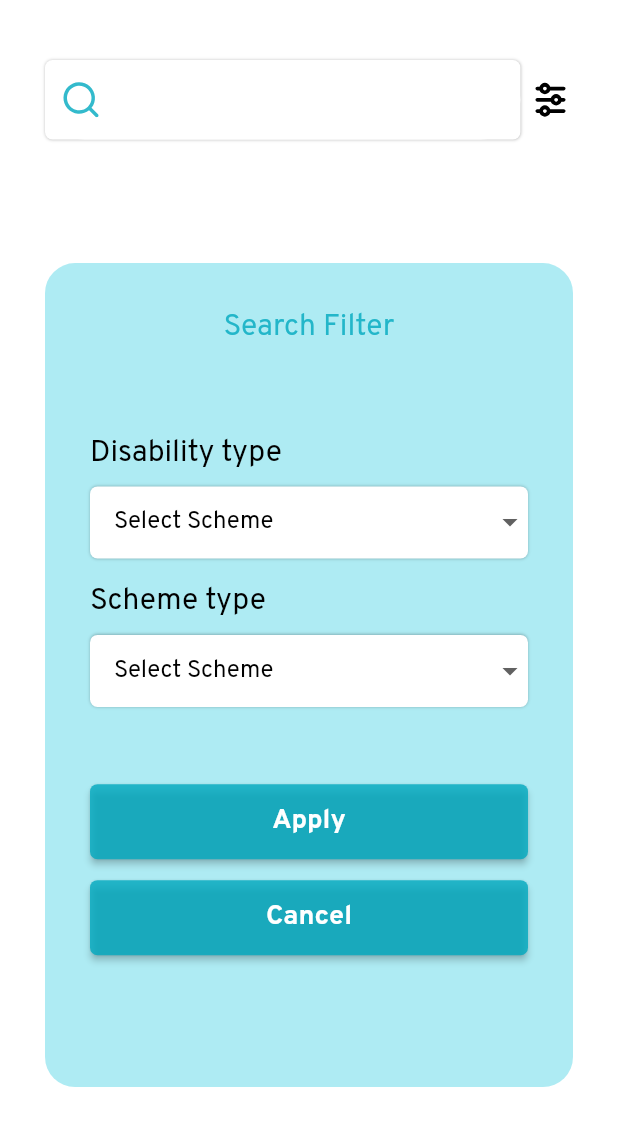
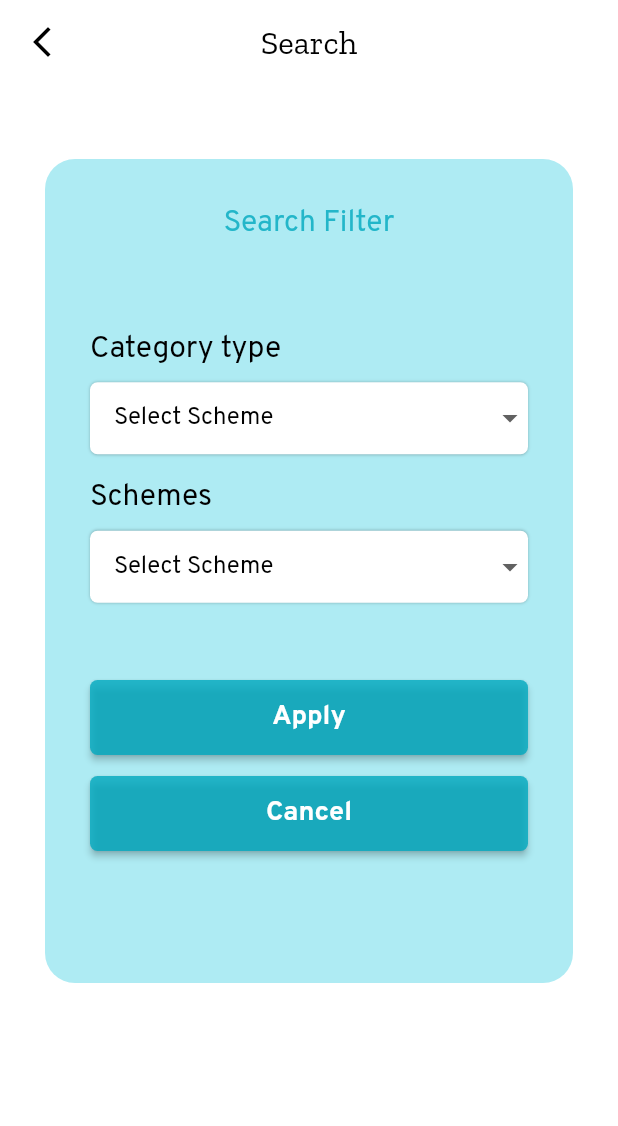
Before and after one commit to SHEKHAR02002/Scheme_Suvidha, a Flutter app: the Search screen opened directly, on a phone screen of 412 x 824 dp. Shown: the top 1126 px of the screen. Run offline on Flutter 3.47's test engine with Material 2 defaults, Android fonts, the phone set to English and light mode, and no system bars; drawn by our look-alikes of dropdown_button2; our stand-ins replace cached_network_image, carousel_slider, cloud_firestore, firebase_auth, firebase_core, firebase_messaging and 11 more; missing offline and left inert: firebase_app_check, tbib_splash_screen; accounts and stored records are empty; network calls fail; project files that could hold a hidden picture were left out.

```diff
--- a/lib/Screen/search.dart
+++ b/lib/Screen/search.dart
@@ -1,10 +1,8 @@
-
 import 'package:dropdown_button2/dropdown_button2.dart';
 import 'package:flutter/material.dart';
-import 'package:flutter_svg/flutter_svg.dart';
-import 'package:scheme/Screen/home.dart';
 import 'package:scheme/Theme/color.dart';
 import 'package:scheme/Theme/decoration.dart';
+import 'package:scheme/api/getscheme.dart';
 
 class Search extends StatefulWidget {
   const Search({super.key});
@@ -13,7 +11,7 @@ class Search extends StatefulWidget {
   State<Search> createState() => _SearchState();
 }
 
-class _SearchState extends State<Search> {
+List filterscheme = [];
 final List category = [
   "Select Scheme",
   "Health",
@@ -25,64 +23,50 @@ class _SearchState extends State<Search> {
 ];
 String? categorytype = "Select Scheme";
 
+Future getFilter({
+  required String filter,
+}) async {
+  filterscheme.addAll(await getSchemes(filter: filter));
+  print(filterscheme);
+}
+
+class _SearchState extends State<Search> {
   @override
   Widget build(BuildContext context) {
     double width = MediaQuery.of(context).size.width;
     double height = MediaQuery.of(context).size.height;
+
     return Scaffold(
-      body: SingleChildScrollView(
-          child: Padding(
-        padding: const EdgeInsets.symmetric(vertical: 40, horizontal: 30),
-        child: Column(
-          children: [
-            Row(
-              children: [
-                Container(
-                  width: width / 1.3,
-                  decoration: shadowdecoration,
-                  child: TextField(
-                    style: const TextStyle(
-                        fontSize: 18, fontWeight: FontWeight.w400),
-                    decoration: InputDecoration(
-                      contentPadding: const EdgeInsets.all(15),
-                      prefixIcon: Padding(
-                        padding: const EdgeInsets.all(10),
-                        child: SvgPicture.asset(
-                          "assets/search.svg",
-                          color: primary,
-                          height: 10,
-                          width: 10,
+      appBar: AppBar(
+        centerTitle: true,
+        automaticallyImplyLeading: false,
+        backgroundColor: Colors.white,
+        elevation: 0,
+        leading: InkWell(
+            onTap: () => Navigator.pop(context),
+            child: const Icon(
+              Icons.arrow_back_ios_new,
+              color: Colors.black,
+            )),
+        title: const Text(
+          "Search",
+          style: TextStyle(
+              color: Colors.black,
+              fontSize: 22,
+              fontWeight: FontWeight.w400,
+              fontFamily: "Zilla"),
         ),
       ),
-                      filled: true,
-                      fillColor: Colors.white,
-                      border: OutlineInputBorder(
-                          borderSide: BorderSide.none,
-                          borderRadius: BorderRadius.circular(30)),
-                    ),
-                  ),
-                ),
-                const Spacer(),
-                SvgPicture.asset(
-                  "assets/filter.svg",
-                  color: black,
-                  height: 30,
-                  width: 30,
-                ),
-              ],
-            ),
-            SizedBox(
-              height: height / 10,
-            ),
-            Container(
+      body: SingleChildScrollView(
+          padding: const EdgeInsets.symmetric(horizontal: 30, vertical: 50),
+          child: Container(
             alignment: Alignment.center,
             height: height / 1.5,
             width: width,
             decoration: BoxDecoration(
                 color: secondary3, borderRadius: BorderRadius.circular(20)),
             child: Padding(
-                padding:
-                    const EdgeInsets.symmetric(horizontal: 30, vertical: 30),
+              padding: const EdgeInsets.symmetric(horizontal: 30, vertical: 30),
               child: Column(
                 crossAxisAlignment: CrossAxisAlignment.start,
                 children: [
@@ -99,7 +83,7 @@ class _SearchState extends State<Search> {
                     height: width / 7,
                   ),
                   Text(
-                      "Disability type",
+                    "Category type",
                     style: TextStyle(
                         color: black,
                         fontSize: 20,
@@ -132,7 +116,10 @@ class _SearchState extends State<Search> {
                             .toList(),
                         value: categorytype,
                         onChanged: (value) {
+                          setState(() {
                             categorytype = value as String;
+                            getFilter(filter: categorytype.toString());
+                          });
                         },
                       ),
                     ),
@@ -141,7 +128,7 @@ class _SearchState extends State<Search> {
                     height: 16,
                   ),
                   Text(
-                      "Scheme type",
+                    "Schemes",
                     style: TextStyle(
                         color: black,
                         fontSize: 20,
@@ -201,11 +188,11 @@ class _SearchState extends State<Search> {
                     height: 14,
                   ),
                   ElevatedButton(
-                        onPressed: () => Navigator.pushAndRemoveUntil(
-                            context,
-                            MaterialPageRoute(
-                                builder: (context) => const Home()),
-                            (route) => false),
+                      onPressed: () {
+                        setState(() {
+                          categorytype = "Select Scheme";
+                        });
+                      },
                       // =>Navigator.push(context, MaterialPageRoute(builder: (context)=>OtpBottomSheet())),
                       style: ElevatedButton.styleFrom(
                           shape: RoundedRectangleBorder(
@@ -222,9 +209,6 @@ class _SearchState extends State<Search> {
                 ],
               ),
             ),
-            )
-          ],
-        ),
           )),
     );
   }
--- a/lib/Screen/splash.dart
+++ b/lib/Screen/splash.dart
@@ -50,7 +50,7 @@ class _SplashState extends State<Splash> {
           : !isagent
               ? const Home()
               : const BottomNavigator(),
-      imageSrc: "assets/logo.png",
+      imageSrc: "assets/splashlogo.png",
       logoSize: 300,
       pageRouteTransition: PageRouteTransition.SlideTransition,
     );
```
Also changed, not shown: lib/Screen/home.dart (+19 -38 lines), lib/widget/statuscard.dart (+61 -65 lines), assets/logo.png, assets/notification.svg, assets/splashlogo.png (added). Lines whose indentation alone changed are shown as unchanged.
